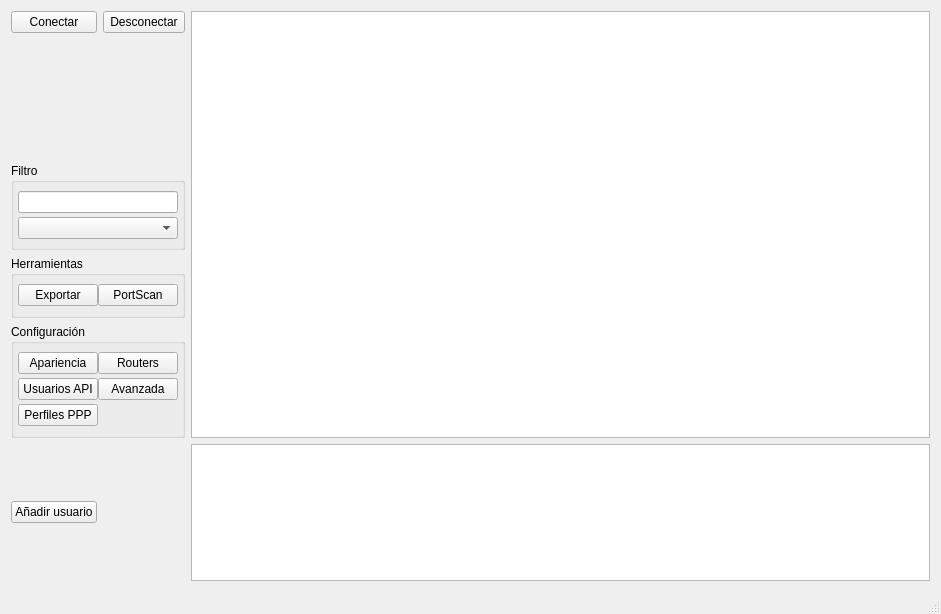
First picture: the form in QMikPPPManager.ui, repository silderan/QMikPPPManager, before the edit.
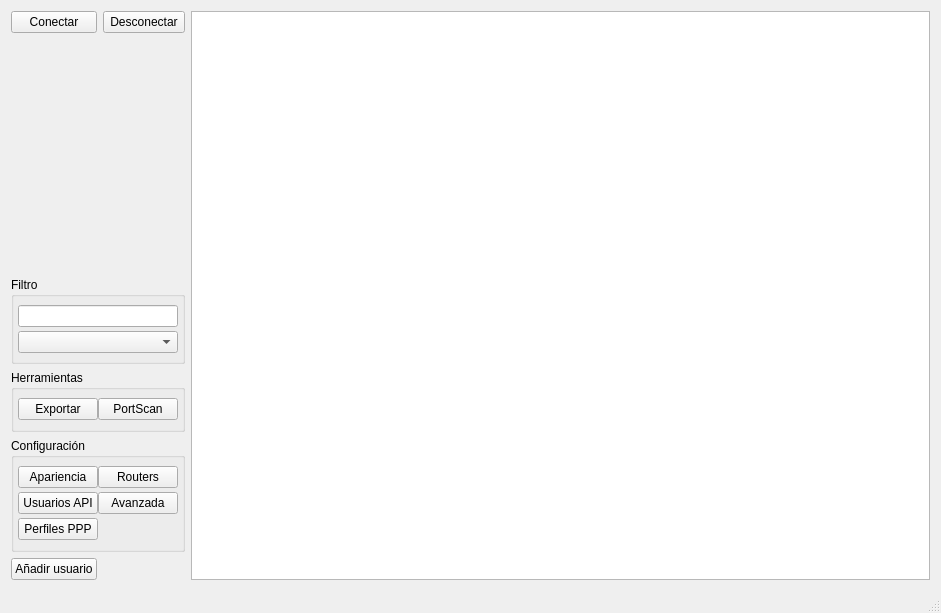
Second picture: the form after the edit. Custom widgets are drawn as their Qt base class.

Commit message:
Secret and active working
Now program retreives and shows secrets and active correctly. At least,
from a single router.

What changed in the file:
```diff
--- a/QMikPPPManager.ui
+++ b/QMikPPPManager.ui
@@ -7,7 +7,7 @@
     <x>0</x>
     <y>0</y>
     <width>941</width>
-    <height>614</height>
+    <height>613</height>
    </rect>
   </property>
   <property name="windowTitle">
@@ -15,6 +15,23 @@
   </property>
   <widget class="QWidget" name="centralWidget">
    <layout class="QGridLayout" name="gridLayout_4">
+    <item row="0" column="0">
+     <widget class="QPushButton" name="connectButton">
+      <property name="text">
+       <string>Conectar</string>
+      </property>
+     </widget>
+    </item>
+    <item row="0" column="1">
+     <widget class="QPushButton" name="disconnectButton">
+      <property name="text">
+       <string>Desconectar</string>
+      </property>
+     </widget>
+    </item>
+    <item row="0" column="2" rowspan="6">
+     <widget class="QROSSecretTableWidget" name="usersTable"/>
+    </item>
     <item row="1" column="0" colspan="2">
      <spacer name="verticalSpacer">
       <property name="orientation">
@@ -28,27 +45,6 @@
       </property>
      </spacer>
     </item>
-    <item row="0" column="0">
-     <widget class="QPushButton" name="connectButton">
-      <property name="text">
-       <string>Conectar</string>
-      </property>
-     </widget>
-    </item>
-    <item row="0" column="1">
-     <widget class="QPushButton" name="disconnectButton">
-      <property name="text">
-       <string>Desconectar</string>
-      </property>
-     </widget>
-    </item>
-    <item row="7" column="0">
-     <widget class="QPushButton" name="addUserButton">
-      <property name="text">
-       <string>Añadir usuario</string>
-      </property>
-     </widget>
-    </item>
     <item row="2" column="0" colspan="2">
      <widget class="QGroupBox" name="groupBox">
       <property name="title">
@@ -130,7 +126,7 @@
       </layout>
      </widget>
     </item>
-    <item row="4" column="0" rowspan="3" colspan="2">
+    <item row="4" column="0" colspan="2">
      <widget class="QGroupBox" name="groupBox_2">
       <property name="title">
        <string>Configuración</string>
@@ -192,33 +188,13 @@
       </layout>
      </widget>
     </item>
-    <item row="7" column="2">
-     <widget class="QSecretDataTable" name="twUsuarios">
-      <property name="font">
-       <font>
-        <pointsize>8</pointsize>
-       </font>
+    <item row="5" column="0">
+     <widget class="QPushButton" name="addUserButton">
+      <property name="text">
+       <string>Añadir usuario</string>
       </property>
-      <property name="sortingEnabled">
-       <bool>true</bool>
-      </property>
-      <property name="cornerButtonEnabled">
-       <bool>false</bool>
-      </property>
-      <attribute name="verticalHeaderDefaultSectionSize">
-       <number>17</number>
-      </attribute>
-      <attribute name="verticalHeaderMinimumSectionSize">
-       <number>15</number>
-      </attribute>
-      <attribute name="verticalHeaderShowSortIndicator" stdset="0">
-       <bool>false</bool>
-      </attribute>
      </widget>
     </item>
-    <item row="0" column="2" rowspan="7">
-     <widget class="QTableWidget" name="clientsTable"/>
-    </item>
    </layout>
   </widget>
   <widget class="QMenuBar" name="menuBar">
@@ -236,9 +212,9 @@
  <layoutdefault spacing="6" margin="11"/>
  <customwidgets>
   <customwidget>
-   <class>QSecretDataTable</class>
-   <extends>QTableView</extends>
-   <header>QSecretData.h</header>
+   <class>QROSSecretTableWidget</class>
+   <extends>QTableWidget</extends>
+   <header>Widgets/QROSSecretTableWidget.h</header>
   </customwidget>
  </customwidgets>
  <resources/>
```
Left out of the diff: 22 changed lines with no effect on the pictures. The commit also changes 21 other files.
